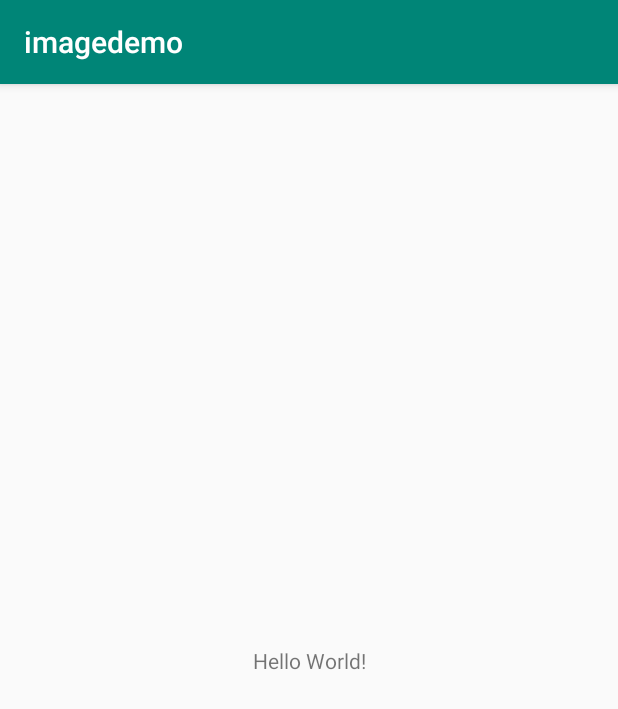
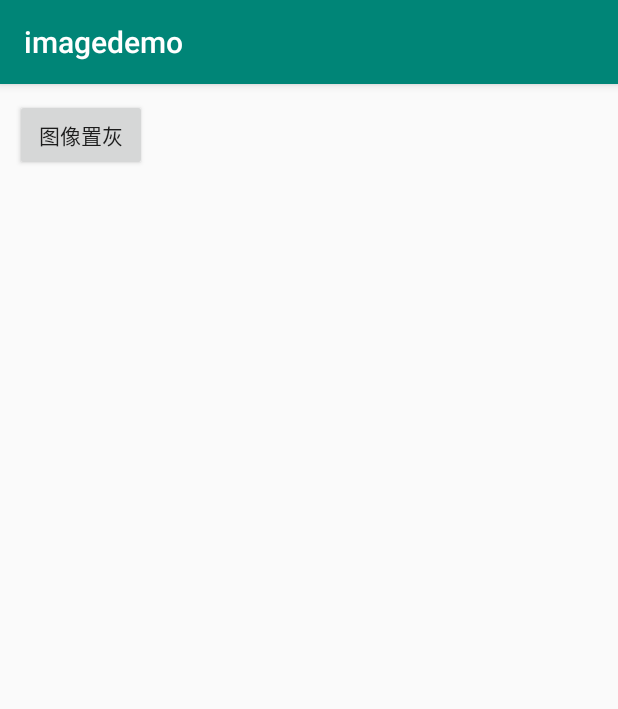
Before and after one commit to YanYoJun/imagedemo, an Android app: the screen it shows after launch (MainActivity), on a phone screen of 412 x 824 dp. Shown: the top 709 px of the screen. Run offline under Robolectric (Android 15) with nearby library versions, the phone set to English and light mode, and no system bars; our stand-ins replace data binding.

Commit message:
图像置灰算法

```diff
--- a/app/build.gradle
+++ b/app/build.gradle
@@ -51,6 +51,9 @@ android {
             version "3.10.2"
         }
     }
+    dataBinding {
+        enabled = true
+    }
 }
 
 dependencies {
--- a/app/src/main/AndroidManifest.xml
+++ b/app/src/main/AndroidManifest.xml
@@ -3,19 +3,21 @@
     package="com.plbear.imagedemo">
 
     <application
+        android:name=".base.BaseApp"
         android:allowBackup="true"
         android:icon="@mipmap/ic_launcher"
         android:label="@string/app_name"
         android:roundIcon="@mipmap/ic_launcher_round"
         android:supportsRtl="true"
         android:theme="@style/AppTheme">
-        <activity android:name=".MainActivity">
+        <activity android:name=".base.MainActivity">
             <intent-filter>
                 <action android:name="android.intent.action.MAIN" />
 
                 <category android:name="android.intent.category.LAUNCHER" />
             </intent-filter>
         </activity>
+        <activity android:name=".gray.GrayActivity" />
     </application>
 
 </manifest>
--- a/app/src/main/java/com/plbear/imagedemo/MainActivity.kt
+++ /dev/null
@@ -1,44 +0,0 @@
-package com.plbear.imagedemo
-
-import androidx.appcompat.app.AppCompatActivity
-import android.os.Bundle
-import kotlinx.android.synthetic.main.activity_main.*
-
-class MainActivity : AppCompatActivity() {
-
-    override fun onCreate(savedInstanceState: Bundle?) {
-        super.onCreate(savedInstanceState)
-        setContentView(R.layout.activity_main)
-
-        // Example of a call to a native method
-        sample_text.text = stringFromJNI()
-    }
-
-    /**
-     * A native method that is implemented by the 'native-lib' native library,
-     * which is packaged with this application.
-     */
-    external fun stringFromJNI(): String
-
-    external fun Bitmap2Grey(pixels: IntArray, w: Int, h: Int): IntArray
-
-    companion object {
-
-        // Used to load the 'native-lib' library on application startup.
-        init {
-            System.loadLibrary("native-lib")
-        }
-    }
-
-
-//    public void gray(){
-//        int w = bitmap.getWidth();
-//        int h = bitmap.getHeight();
-//        int[] piexls = new int[w*h];
-//        bitmap.getPixels(piexls,0,w,0,0,w,h);
-//        int[] resultData =Bitmap2Grey(piexls,w,h);
-//        Bitmap resultImage = Bitmap.createBitmap(w,h, Bitmap.Config.ARGB_8888);
-//        resultImage.setPixels(resultData,0,w,0,0,w,h);
-//        imageView.setImageBitmap(resultImage);
-//    }
-}
--- /dev/null
+++ b/app/src/main/java/com/plbear/imagedemo/base/BaseActivity.kt
@@ -0,0 +1,8 @@
+package com.plbear.imagedemo.base
+
+import androidx.appcompat.app.AppCompatActivity
+
+/**
+ * created by yanyongjun on 2019-12-21
+ */
+open class BaseActivity : AppCompatActivity()
--- /dev/null
+++ b/app/src/main/java/com/plbear/imagedemo/base/BaseApp.kt
@@ -0,0 +1,20 @@
+package com.plbear.imagedemo.base
+
+import android.app.Application
+
+/**
+ * created by yanyongjun on 2019-12-21
+ */
+class BaseApp : Application() {
+    companion object {
+        private var sInstance: Application? = null
+        fun instance(): Application {
+            return sInstance!!
+        }
+    }
+
+    override fun onCreate() {
+        super.onCreate()
+        sInstance = this
+    }
+}
--- /dev/null
+++ b/app/src/main/java/com/plbear/imagedemo/base/MainActivity.kt
@@ -0,0 +1,19 @@
+package com.plbear.imagedemo.base
+
+import android.os.Bundle
+import androidx.databinding.DataBindingUtil
+import com.plbear.imagedemo.R
+import com.plbear.imagedemo.databinding.ActivityMainBinding
+import com.plbear.imagedemo.gray.GrayActivity
+
+class MainActivity : BaseActivity() {
+    private lateinit var mBinding: ActivityMainBinding
+
+    override fun onCreate(savedInstanceState: Bundle?) {
+        super.onCreate(savedInstanceState)
+        mBinding = DataBindingUtil.setContentView(this, R.layout.activity_main)
+        mBinding.btnGray.setOnClickListener {
+            GrayActivity.start(this)
+        }
+    }
+}
--- a/app/src/main/res/layout/activity_main.xml
+++ b/app/src/main/res/layout/activity_main.xml
@@ -1,19 +1,21 @@
 <?xml version="1.0" encoding="utf-8"?>
+<layout>
+
     <androidx.constraintlayout.widget.ConstraintLayout xmlns:android="http://schemas.android.com/apk/res/android"
         xmlns:app="http://schemas.android.com/apk/res-auto"
         xmlns:tools="http://schemas.android.com/tools"
         android:layout_width="match_parent"
         android:layout_height="match_parent"
-    tools:context=".MainActivity">
+        android:padding="10dp"
+        tools:context=".base.MainActivity">
 
-    <TextView
-        android:id="@+id/sample_text"
+        <Button
+            android:id="@+id/btn_gray"
             android:layout_width="wrap_content"
             android:layout_height="wrap_content"
-        android:text="Hello World!"
-        app:layout_constraintBottom_toBottomOf="parent"
+            android:text="图像置灰"
             app:layout_constraintLeft_toLeftOf="parent"
-        app:layout_constraintRight_toRightOf="parent"
             app:layout_constraintTop_toTopOf="parent" />
 
     </androidx.constraintlayout.widget.ConstraintLayout>
+</layout>
--- a/build.gradle
+++ b/build.gradle
@@ -5,7 +5,6 @@ buildscript {
     repositories {
         google()
         jcenter()
-
     }
     dependencies {
         classpath 'com.android.tools.build:gradle:3.5.0'
@@ -19,7 +18,6 @@ allprojects {
     repositories {
         google()
         jcenter()
-
     }
 }
 
```
Also changed, not shown: app/src/main/java/com/plbear/imagedemo/gray/GrayActivity.kt (added, +44 -0 lines), app/src/main/java/com/plbear/imagedemo/jinterface/CvInterface.kt (added, +16 -0 lines), app/src/main/java/com/plbear/imagedemo/utils/LogUtils.kt (added, +13 -0 lines), app/src/main/res/layout/activity_gray.xml (added, +37 -0 lines), app/src/main/res/drawable/to_gray.jpeg (added), 1 other file. Lines whose indentation alone changed are shown as unchanged.
